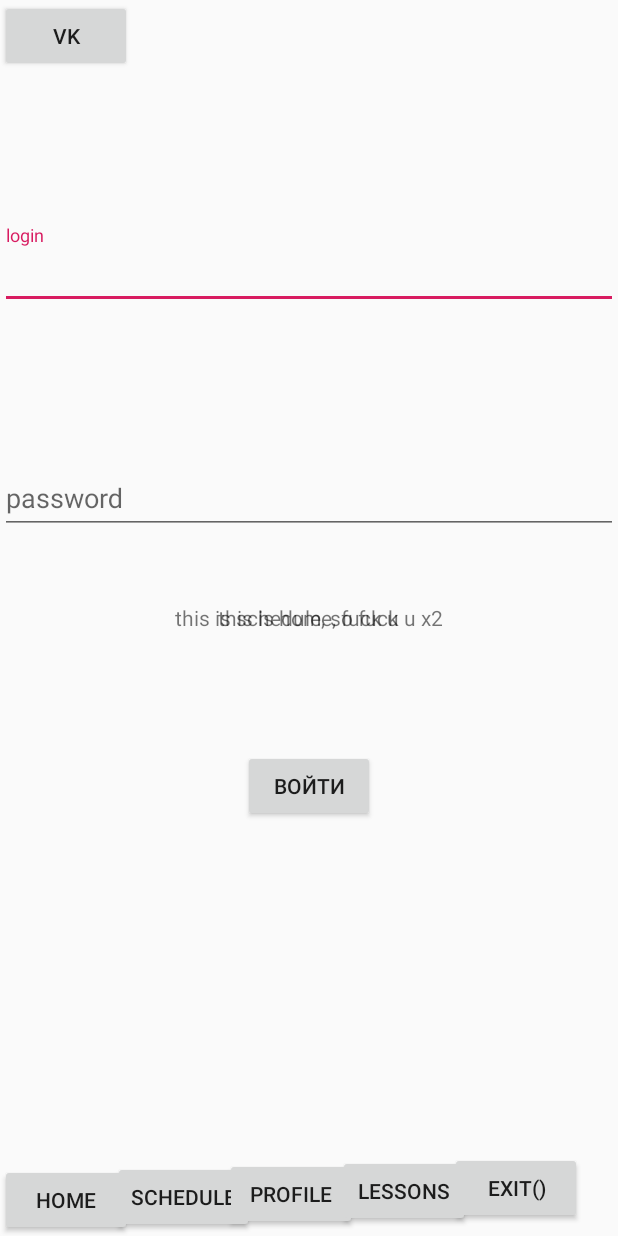
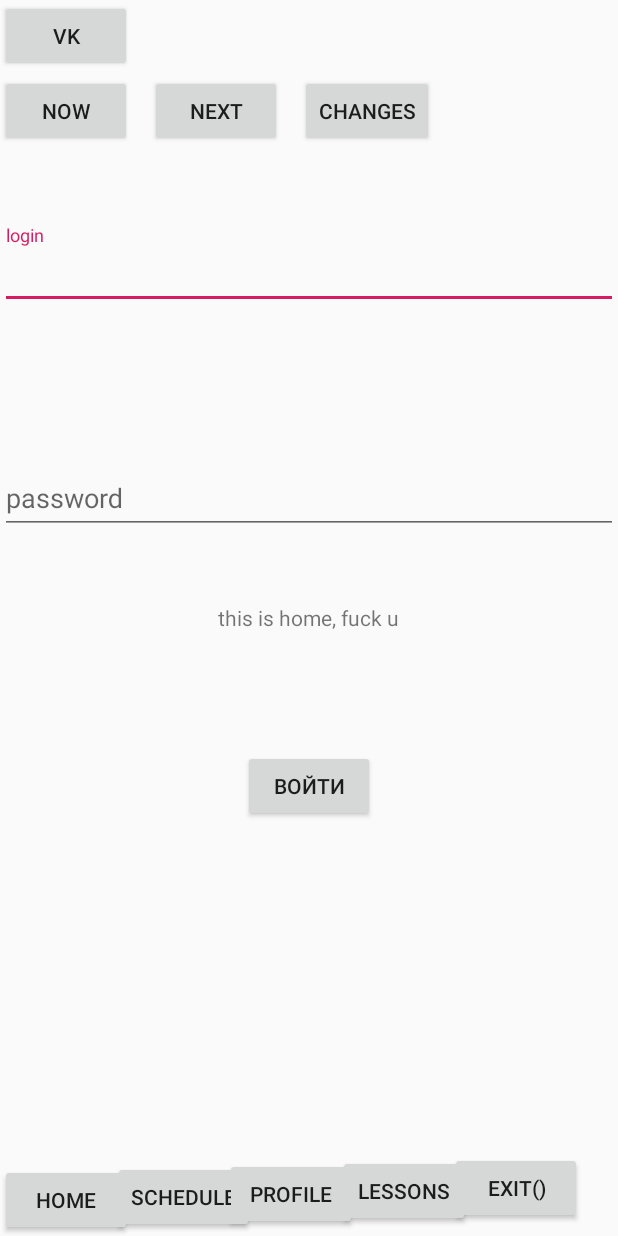
Before and after one commit to Pechenyice/SPOConnection, an Android app: the layout activity_main.xml on its own in the app's theme, with its tools: preview values and no code run, on a phone screen of 412 x 824 dp. Run offline under Robolectric (Android 15) with nearby library versions, the phone set to English and light mode, and no system bars.

Commit message:
schedule ready

```diff
--- a/app/src/main/res/layout/activity_main.xml
+++ b/app/src/main/res/layout/activity_main.xml
@@ -102,13 +102,36 @@
         android:layout_marginBottom="50dp"
         android:layout_marginTop="50dp">
 
-        <TextView
-            android:id="@+id/textView8"
+        <Button
+            android:id="@+id/now"
             android:layout_width="wrap_content"
             android:layout_height="wrap_content"
-            android:layout_centerHorizontal="true"
-            android:layout_centerVertical="true"
-            android:text="this is schedule, so fuck u x2" />
+            android:text="now" />
+        <Button
+            android:id="@+id/next"
+            android:layout_marginLeft="100dp"
+            android:layout_width="wrap_content"
+            android:layout_height="wrap_content"
+            android:text="next" />
+        <Button
+            android:id="@+id/notificationSchedule"
+            android:layout_marginLeft="200dp"
+            android:layout_width="wrap_content"
+            android:layout_height="wrap_content"
+            android:text="changes" />
+
+        <ScrollView
+            android:layout_width="match_parent"
+            android:layout_height="match_parent"
+            android:layout_marginTop="50dp">
+
+            <LinearLayout
+                android:id="@+id/scheduleList"
+                android:layout_width="match_parent"
+                android:layout_height="wrap_content"
+                android:orientation="vertical" />
+        </ScrollView>
+
     </RelativeLayout>
 
     <RelativeLayout
@@ -151,21 +174,6 @@
         </ScrollView>
     </RelativeLayout>
 
-    <LinearLayout
-        android:id="@+id/userHelp"
-        android:layout_width="match_parent"
-        android:layout_height="match_parent"
-        android:gravity="top"
-        android:orientation="vertical">
-
-        <Button
-            android:id="@+id/notification"
-            android:layout_width="wrap_content"
-            android:layout_height="wrap_content"
-            android:text="vk" />
-
-
-    </LinearLayout>
 
     <LinearLayout
         android:id="@+id/notificationListScreen"
@@ -186,6 +194,22 @@
                 android:layout_height="wrap_content"
                 android:orientation="vertical" />
         </ScrollView>
+    </LinearLayout>
+
+    <LinearLayout
+        android:id="@+id/userHelp"
+        android:layout_width="match_parent"
+        android:layout_height="match_parent"
+        android:gravity="top"
+        android:orientation="vertical">
+
+        <Button
+            android:id="@+id/notification"
+            android:layout_width="wrap_content"
+            android:layout_height="wrap_content"
+            android:text="vk" />
+
+
     </LinearLayout>
 
     <LinearLayout
```
Also changed, not shown: app/src/main/java/com/example/spoconnection/MainActivity.java (+139 -26 lines).
